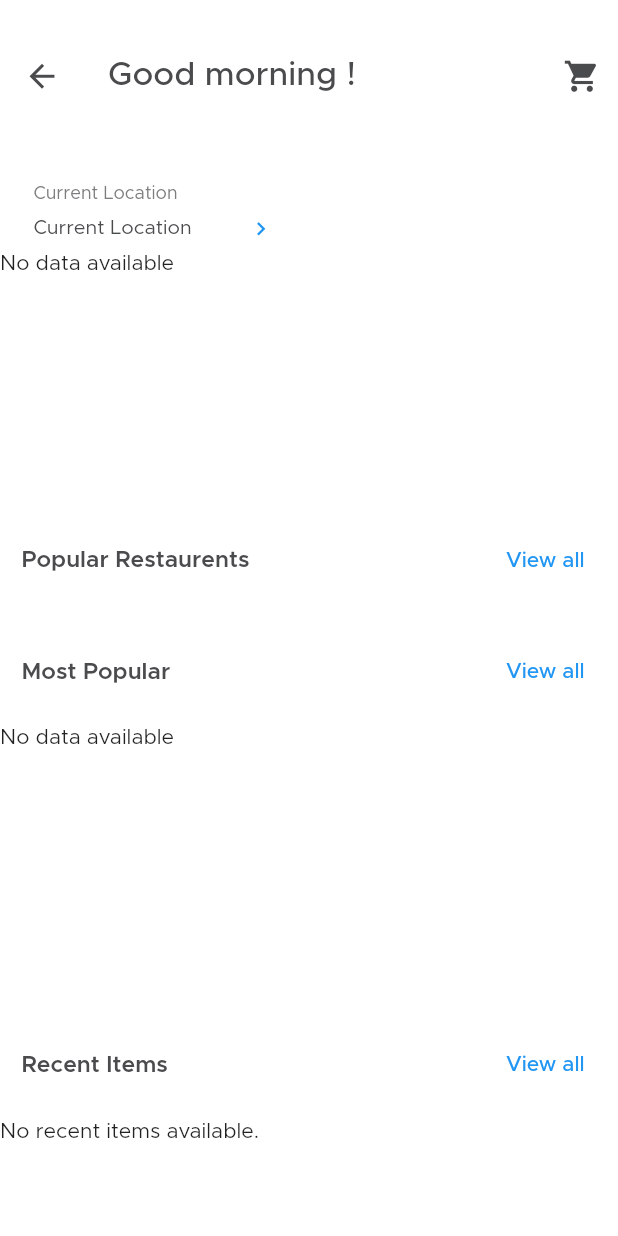
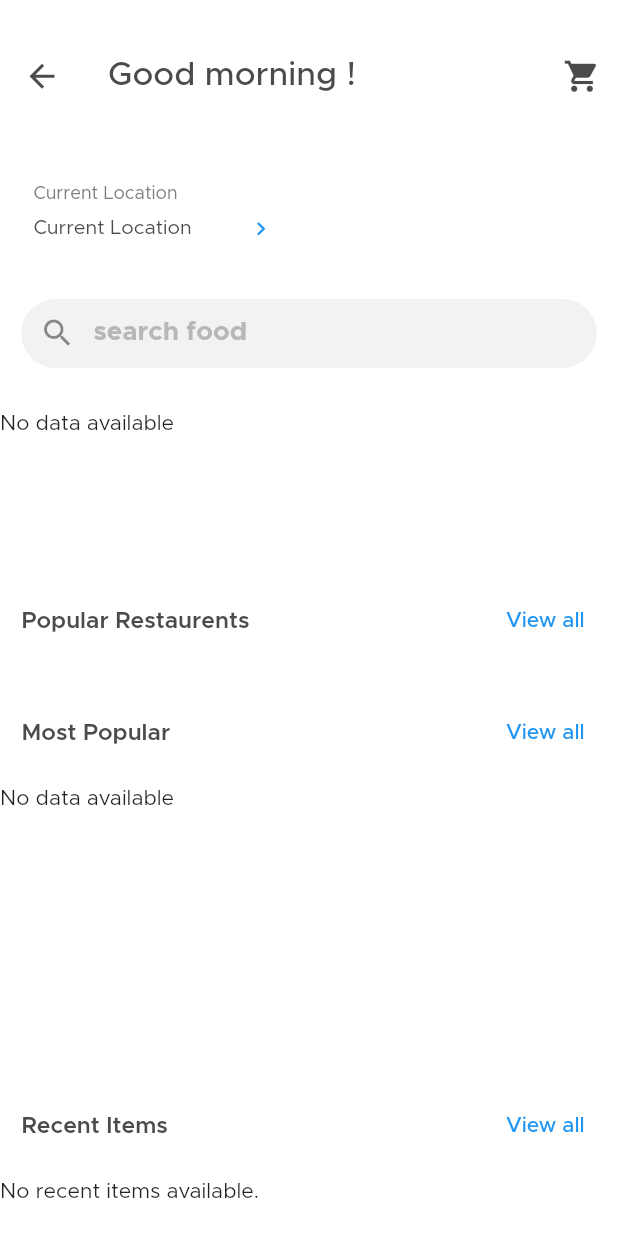
Before and after one commit to zaynrix/Food-Meal-Monkey, a Flutter app: the HomePage screen opened by its route, on a phone screen of 412 x 824 dp. Run offline on Flutter 3.47's test engine with Material 2 defaults, Android fonts, the phone set to English and light mode, and no system bars; our stand-ins replace cloud_firestore, firebase_auth, firebase_core, flutter_rating_bar, flutter_screenutil, flutter_svg and 3 more; missing offline and left inert: flutter_slider_indicator; accounts and stored records are empty.

Commit message:
general refactor

```diff
--- a/lib/ui/pages/entry/profile_pages/profile_controllers/profile_controller.dart
+++ b/lib/core/controllers/profile_controllers/profile_controller.dart
@@ -6,7 +6,7 @@ import 'package:food_delivery_app/utils/helper.dart';
 
 class ProfileController extends ChangeNotifier {
   final FirebaseAuth auth = FirebaseAuth.instance;
-  final FirebaseFirestore _firestore = FirebaseFirestore.instance;
+  final FirebaseFirestore _fireStore = FirebaseFirestore.instance;
 
   TextEditingController nameController = TextEditingController();
   TextEditingController emailController = TextEditingController();
@@ -33,7 +33,7 @@ class ProfileController extends ChangeNotifier {
         await currentUser.updateDisplayName(nameController.text);
         await currentUser.updateEmail(emailController.text);
         // Update user information in Firestore
-        await _firestore.collection('users').doc(currentUser.uid).update({
+        await _fireStore.collection('users').doc(currentUser.uid).update({
           'name': nameController.text,
           'email': emailController.text,
           'mobile': mobileController.text,
@@ -63,7 +63,7 @@ class ProfileController extends ChangeNotifier {
       print("User UID: ${currentUser.uid}");
       print("User Phone Number: ${currentUser.phoneNumber}");
 
-      _firestore
+      _fireStore
           .collection('users')
           .doc(currentUser.uid)
           .get()
--- a/lib/routing/routes.dart
+++ b/lib/routing/routes.dart
@@ -1,8 +1,8 @@
 import 'package:flutter/material.dart';
+import 'package:food_delivery_app/core/controllers/home_Controllers/home_controller.dart';
 import 'package:food_delivery_app/routing/router.dart';
 import 'package:food_delivery_app/ui/pages/entry/auth_pages/sign_up_screen.dart';
 import 'package:food_delivery_app/ui/pages/entry/details_pages/details_screen/det_screen.dart';
-import 'package:food_delivery_app/ui/pages/entry/home_pages/home_Controllers/home_controller.dart';
 
 import '../ui/pages/pages.dart';
 
--- a/lib/ui/pages/entry/auth_pages/sign_up_screen.dart
+++ b/lib/ui/pages/entry/auth_pages/sign_up_screen.dart
@@ -3,7 +3,7 @@ import 'package:flutter_screenutil/flutter_screenutil.dart';
 import 'package:food_delivery_app/resources/values_manager.dart';
 import 'package:food_delivery_app/routing/navigations.dart';
 import 'package:food_delivery_app/routing/router.dart';
-import 'package:food_delivery_app/core/controllers/auth_controller.dart';
+import 'package:food_delivery_app/core/controllers/auth_controller/auth_controller.dart';
 import 'package:food_delivery_app/ui/widgets/widgets.dart';
 import 'package:food_delivery_app/utils/extension/validate_extension.dart';
 import 'package:provider/provider.dart';
--- a/lib/ui/pages/entry/details_pages/details_screen/det_screen.dart
+++ b/lib/ui/pages/entry/details_pages/details_screen/det_screen.dart
@@ -1,4 +1,5 @@
 import 'package:flutter/material.dart';
+import 'package:food_delivery_app/core/controllers/home_Controllers/home_controller.dart';
 import 'package:food_delivery_app/ui/pages/entry/details_pages/details_screen/widget/DivLine.dart';
 import 'package:food_delivery_app/ui/pages/entry/details_pages/details_screen/widget/Rating_pos.dart';
 import 'package:food_delivery_app/ui/pages/entry/details_pages/details_screen/widget/box_options.dart';
@@ -8,7 +9,6 @@ import 'package:food_delivery_app/ui/pages/entry/details_pages/details_screen/wi
 import 'package:food_delivery_app/ui/pages/entry/details_pages/details_screen/widget/image_det.dart';
 import 'package:food_delivery_app/ui/pages/entry/details_pages/details_screen/widget/num_of_portions.dart';
 import 'package:food_delivery_app/ui/pages/entry/details_pages/details_screen/widget/total_price.dart';
-import 'package:food_delivery_app/ui/pages/entry/home_pages/home_Controllers/home_controller.dart';
 
 class DetailsScreen extends StatefulWidget {
   final DetailsScreenArguments arguments;
--- a/lib/ui/pages/entry/home_pages/home_page.dart
+++ b/lib/ui/pages/entry/home_pages/home_page.dart
@@ -26,6 +26,7 @@ class _HomePageState extends State<HomePage> {
           IconButton(onPressed: () {}, icon: const Icon(Icons.shopping_cart)),
         ],
       ),
+
       body: ListView(
           //scrollDirection: Axis.vertical,
           children: [
@@ -33,12 +34,12 @@ class _HomePageState extends State<HomePage> {
               padding: EdgeInsets.only(right: 13.w, left: 13.w, top: 13.h),
               child: const CurrentLocation(),
             ),
-            // const SearchBar(),
+            const CustomSearchBar(),
             SizedBox(
-              height: 115.h,
+              height: 100.h,
               child: const HomeCategory(),
             ),
-            addVerticalSpace(AppSize.s50.h),
+            // addVerticalSpace(AppSize.s10.h),
             Padding(
               padding: EdgeInsets.symmetric(horizontal: 13.w, vertical: 13.h),
               child: const HeaderList(
--- a/lib/ui/pages/entry/menu_pages/menu_page.dart
+++ b/lib/ui/pages/entry/menu_pages/menu_page.dart
@@ -9,7 +9,7 @@ class MenuPage extends StatefulWidget {
 
 class _MenuPageState extends State<MenuPage> {
   final List<MenuModel> menuItem = MenuModel.menuList;
-  final FirebaseFirestore _firestore = FirebaseFirestore.instance;
+  final FirebaseFirestore _fireStore = FirebaseFirestore.instance;
 
   @override
   Widget build(BuildContext context) {
@@ -35,7 +35,7 @@ class _MenuPageState extends State<MenuPage> {
                 SizedBox(
                   height: 500.h,
                   child: StreamBuilder<QuerySnapshot>(
-                    stream: _firestore.collection('menu').snapshots(),
+                    stream: _fireStore.collection('menu').snapshots(),
                     builder: (context, snapshot) {
                       if (snapshot.connectionState == ConnectionState.waiting) {
                         return Center(child: CircularProgressIndicator());
--- a/lib/ui/pages/entry/profile_pages/profile_page.dart
+++ b/lib/ui/pages/entry/profile_pages/profile_page.dart
@@ -1,6 +1,6 @@
 import 'package:firebase_auth/firebase_auth.dart';
 import 'package:flutter/material.dart';
-import 'package:food_delivery_app/ui/pages/entry/profile_pages/profile_controllers/profile_controller.dart';
+import 'package:food_delivery_app/core/controllers/profile_controllers/profile_controller.dart';
 import 'package:food_delivery_app/ui/widgets/widgets.dart';
 import 'package:food_delivery_app/utils/constant.dart';
 import 'package:food_delivery_app/utils/extension/validate_extension.dart';
--- a/lib/ui/pages/pages.dart
+++ b/lib/ui/pages/pages.dart
@@ -1,17 +1,16 @@
 library pages;
 
 import 'package:cloud_firestore/cloud_firestore.dart';
-import 'package:firebase_auth/firebase_auth.dart';
 import 'package:flutter/material.dart';
 import 'package:flutter_screenutil/flutter_screenutil.dart';
 import 'package:flutter_slider_indicator/flutter_slider_indicator.dart';
+import 'package:food_delivery_app/core/controllers/profile_controllers/profile_controller.dart';
 import 'package:food_delivery_app/core/model/menu_model.dart';
 import 'package:food_delivery_app/core/model/models.dart';
 import 'package:food_delivery_app/resources/values_manager.dart';
 import 'package:food_delivery_app/routing/navigations.dart';
 import 'package:food_delivery_app/routing/router.dart';
-import 'package:food_delivery_app/core/controllers/auth_controller.dart';
-import 'package:food_delivery_app/ui/pages/entry/profile_pages/profile_controllers/profile_controller.dart';
+import 'package:food_delivery_app/core/controllers/auth_controller/auth_controller.dart';
 import 'package:food_delivery_app/ui/pages/entry/profile_pages/profile_page.dart';
 import 'package:food_delivery_app/utils/app_config.dart';
 import 'package:food_delivery_app/utils/extension/validate_extension.dart';
--- a/lib/ui/widgets/homeWidgets/most_popular.dart
+++ b/lib/ui/widgets/homeWidgets/most_popular.dart
@@ -26,7 +26,6 @@ class MostPopular extends StatelessWidget {
             DocumentSnapshot doc = snapshot.data!.docs[index];
             String title = homeController.getTitle(doc);
             String rating = homeController.getRating(doc);
-            String description = homeController.getDescription(doc);
             String imagePath = homeController.getImagePath(doc);
             String ratingCount = homeController.getRatingCount(doc);
 
@@ -50,7 +49,7 @@ class MostPopular extends StatelessWidget {
                     addVerticalSpace(AppSize.s12.h),
                     Text(
                       title,
-                      style: Theme.of(context).textTheme.bodyText1!.copyWith(
+                      style: Theme.of(context).textTheme.bodyLarge!.copyWith(
                             color: Colors.black,
                             fontWeight: FontWeight.bold,
                           ),
--- a/lib/ui/widgets/widgets.dart
+++ b/lib/ui/widgets/widgets.dart
@@ -5,8 +5,8 @@ import 'package:flutter/material.dart';
 import 'package:flutter_rating_bar/flutter_rating_bar.dart';
 import 'package:flutter_screenutil/flutter_screenutil.dart';
 import 'package:flutter_svg/svg.dart';
+import 'package:food_delivery_app/core/controllers/home_Controllers/home_controller.dart';
 import 'package:food_delivery_app/resources/values_manager.dart';
-import 'package:food_delivery_app/ui/pages/entry/home_pages/home_Controllers/home_controller.dart';
 import 'package:provider/provider.dart';
 
 import '../../resources/styles.dart';
```
Also changed, not shown: lib/main.dart (+3 -4 lines), lib/ui/widgets/homeWidgets/popular_restaurents.dart (+2 -50 lines), lib/ui/widgets/homeWidgets/recent_items.dart (+10 -5 lines), lib/ui/widgets/menu_widgets/menu_tile.dart (+6 -4 lines), lib/core/controllers/auth_controller/auth_controller.dart (renamed from lib/core/controllers/auth_controller.dart), lib/core/controllers/home_controllers/home_controller.dart (renamed from lib/ui/pages/entry/home_pages/home_Controllers/home_controller.dart).
